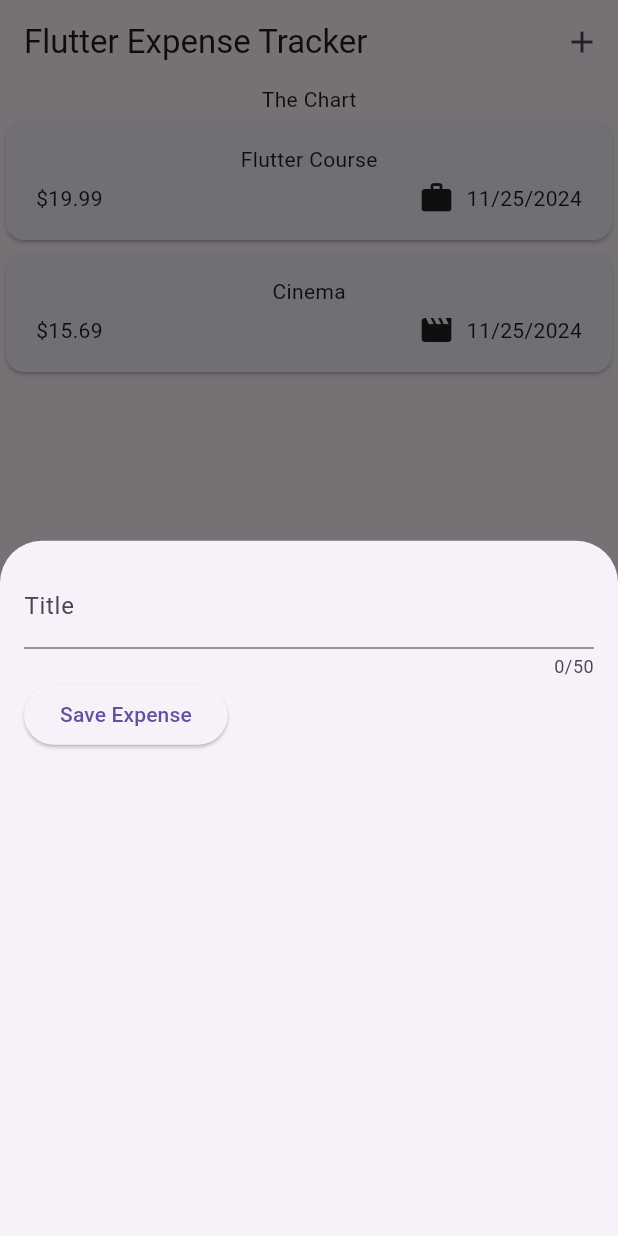
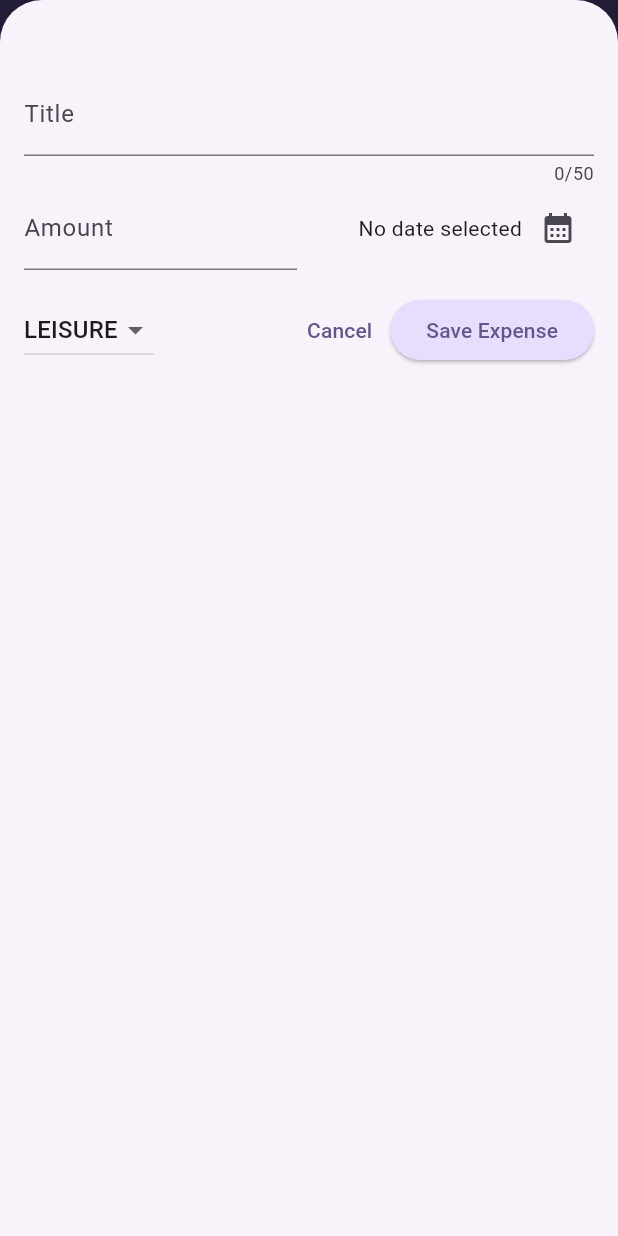
Before and after one commit to ElnazDt/expense_tracker, a Flutter app: the screen it shows after launch, after a tap on the "add" icon, on a phone screen of 412 x 824 dp. Run offline on Flutter 3.47's test engine with Material 3 defaults, Android fonts, the phone set to English and light mode, and no system bars.

Commit message:
edited expense list

```diff
--- a/lib/main.dart
+++ b/lib/main.dart
@@ -1,10 +1,38 @@
 import 'package:flutter/material.dart';
 import 'package:expense_tracker/widgets/expenses.dart';
+
+var kColorScheme = ColorScheme.fromSeed(
+  seedColor: const Color.fromARGB(255, 96, 59, 181),
+);
 
 void main() {
   runApp(
     MaterialApp(
-      theme: ThemeData(useMaterial3: true),
+      theme: ThemeData().copyWith(
+          colorScheme: kColorScheme,
+          appBarTheme: const AppBarTheme().copyWith(
+            backgroundColor: kColorScheme.onPrimaryContainer,
+            foregroundColor: kColorScheme.primaryContainer,
+          ),
+          cardTheme: const CardTheme().copyWith(
+            color: kColorScheme.secondaryContainer,
+            margin: const EdgeInsets.symmetric(
+              horizontal: 16,
+              vertical: 8,
+            ),
+          ),
+          elevatedButtonTheme: ElevatedButtonThemeData(
+            style: ElevatedButton.styleFrom(
+              backgroundColor: kColorScheme.primaryContainer,
+            ),
+          ),
+          textTheme: ThemeData().textTheme.copyWith(
+                titleLarge: TextStyle(
+                  fontWeight: FontWeight.normal,
+                  color: kColorScheme.onSecondaryContainer,
+                  fontSize: 14,
+                ),
+              )),
       home: const Expenses(),
     ),
   );
--- a/lib/widgets/expenses.dart
+++ b/lib/widgets/expenses.dart
@@ -30,13 +30,53 @@ class _ExpensesState extends State<Expenses> {
 
   void _openAddExpenseOverlay() {
     showModalBottomSheet(
+      isScrollControlled: true,
       context: context,
-      builder: (ctx) => const NewExpense(),
+      builder: (ctx) => NewExpense(onAddExpense: _addExpense),
+    );
+  }
+
+  void _addExpense(Expense expense) {
+    setState(() {
+      _registeredExpenses.add(expense);
+    });
+  }
+
+  void _removeExpense(Expense expense) {
+    final expenseIndex = _registeredExpenses.indexOf(expense);
+    setState(() {
+      _registeredExpenses.remove(expense);
+    });
+    ScaffoldMessenger.of(context).clearSnackBars();
+    ScaffoldMessenger.of(context).showSnackBar(
+      SnackBar(
+        duration: const Duration(seconds: 3),
+        content: const Text('Expense deleted.'),
+        action: SnackBarAction(
+          label: 'Undo',
+          onPressed: () {
+            setState(() {
+              _registeredExpenses.insert(expenseIndex, expense);
+            });
+          },
+        ),
+      ),
     );
   }
 
   @override
   Widget build(BuildContext context) {
+    Widget mainContent = const Center(
+      child: Text('No expenses found. Start adding some!'),
+    );
+
+    if (_registeredExpenses.isNotEmpty) {
+      mainContent = ExpensesList(
+        expenses: _registeredExpenses,
+        onRemoveExpense: _removeExpense,
+      );
+    }
+
     return Scaffold(
       appBar: AppBar(
         title: const Text('Flutter Expense Tracker'),
@@ -51,7 +91,7 @@ class _ExpensesState extends State<Expenses> {
         children: [
           const Text('The Chart'),
           Expanded(
-            child: ExpensesList(expenses: _registeredExpenses),
+            child: mainContent,
           ),
         ],
       ),
--- a/lib/widgets/expenses_list/expenses_list.dart
+++ b/lib/widgets/expenses_list/expenses_list.dart
@@ -6,15 +6,25 @@ class ExpensesList extends StatelessWidget {
   const ExpensesList({
     super.key,
     required this.expenses,
+    required this.onRemoveExpense,
   });
 
   final List<Expense> expenses;
+  final void Function(Expense expense) onRemoveExpense;
 
   @override
   Widget build(BuildContext context) {
     return ListView.builder(
       itemCount: expenses.length,
-      itemBuilder: (ctx, index) => ExpenseItem(expenses[index]),
+      itemBuilder: (ctx, index) => Dismissible(
+        key: ValueKey(expenses[index]),
+        onDismissed: (direction) {
+          onRemoveExpense(expenses[index]);
+        },
+        child: ExpenseItem(
+          expenses[index],
+        ),
+      ),
     );
   }
 }
--- a/lib/widgets/new_expense.dart
+++ b/lib/widgets/new_expense.dart
@@ -1,7 +1,12 @@
+//import 'dart:ffi';
+
 import 'package:flutter/material.dart';
+import 'package:expense_tracker/models/expense.dart';
 
 class NewExpense extends StatefulWidget {
-  const NewExpense({super.key});
+  const NewExpense({super.key, required this.onAddExpense});
+
+  final void Function(Expense expense) onAddExpense;
 
   @override
   State<NewExpense> createState() {
@@ -10,33 +15,149 @@ class NewExpense extends StatefulWidget {
 }
 
 class _NewExpenseState extends State<NewExpense> {
-  var _enteredTitle = '';
+  final _titleController = TextEditingController();
+  final _amountController = TextEditingController();
+  DateTime? _selectedDate;
+  Category _selectedCategory = Category.leisure;
 
-  void _saveTitleInput(String inputValue) {
-    _enteredTitle = inputValue;
+  void _presentDatePicker() async {
+    final now = DateTime.now();
+    final firstDate = DateTime(now.year - 1, now.month, now.day);
+    final pickedDate = await showDatePicker(
+      context: context,
+      initialDate: now,
+      firstDate: firstDate,
+      lastDate: now,
+    );
+    setState(() {
+      _selectedDate = pickedDate;
+    });
+  }
+
+  void _submitExpenseData() {
+    final enteredAmount = double.tryParse(_amountController.text);
+    final amountIsInvalid = enteredAmount == null || enteredAmount <= 0;
+    if (_titleController.text.trim().isEmpty ||
+        amountIsInvalid ||
+        _selectedDate == null) {
+      // error message
+      showDialog(
+        context: context,
+        builder: (ctx) => AlertDialog(
+          title: const Text('Invalid input'),
+          content: const Text(
+              'Please make sure a valid title, amount date and category was entered...'),
+          actions: [
+            TextButton(
+              onPressed: () {
+                Navigator.pop(ctx);
+              },
+              child: const Text('Okay'),
+            )
+          ],
+        ),
+      );
+      return;
+    }
+
+    widget.onAddExpense(
+      Expense(
+          title: _titleController.text,
+          amount: enteredAmount,
+          date: _selectedDate!,
+          category: _selectedCategory),
+    );
+
+    Navigator.pop(context);
+  }
+
+  @override
+  void dispose() {
+    _titleController.dispose();
+    _amountController.dispose();
+    super.dispose();
   }
 
   @override
   Widget build(BuildContext context) {
     return Padding(
-      padding: const EdgeInsets.all(16.0),
+      padding: const EdgeInsets.fromLTRB(16, 48, 16, 16),
       child: Column(
         children: [
           TextField(
-            onChanged: _saveTitleInput,
+            controller: _titleController,
             maxLength: 50,
             decoration: const InputDecoration(
               label: Text('Title'),
             ),
           ),
+          Row(
+            children: [
+              Expanded(
+                child: TextField(
+                  controller: _amountController,
+                  keyboardType: TextInputType.number,
+                  decoration: const InputDecoration(
+                    prefixText: '\$ ',
+                    label: Text('Amount'),
+                  ),
+                ),
+              ),
+              const SizedBox(width: 16),
+              Expanded(
+                child: Row(
+                  mainAxisAlignment: MainAxisAlignment.end,
+                  crossAxisAlignment: CrossAxisAlignment.center,
+                  children: [
+                    Text(
+                      _selectedDate == null
+                          ? 'No date selected'
+                          : formatter.format(_selectedDate!),
+                    ),
+                    IconButton(
+                      onPressed: _presentDatePicker,
+                      icon: const Icon(Icons.calendar_month),
+                    )
+                  ],
+                ),
+              )
+            ],
+          ),
+          const SizedBox(height: 16),
           Row(children: [
+            DropdownButton(
+              value: _selectedCategory,
+              items: Category.values
+                  .map(
+                    (category) => DropdownMenuItem(
+                      value: category,
+                      child: Text(
+                        category.name.toUpperCase(),
+                      ),
+                    ),
+                  )
+                  .toList(),
+              onChanged: (value) {
+                if (value == null) {
+                  return;
+                }
+                setState(() {
+                  _selectedCategory = value;
+                });
+              },
+            ),
+            const Spacer(),
+            TextButton(
+              onPressed: () {
+                Navigator.pop(context);
+              },
+              child: const Text('Cancel'),
+            ),
             ElevatedButton(
-              onPressed: () {
-                print(_enteredTitle);
-              },
+              onPressed: _submitExpenseData,
               child: const Text('Save Expense'),
             ),
-          ])
+          ]),
         ],
       ),
     );
```
